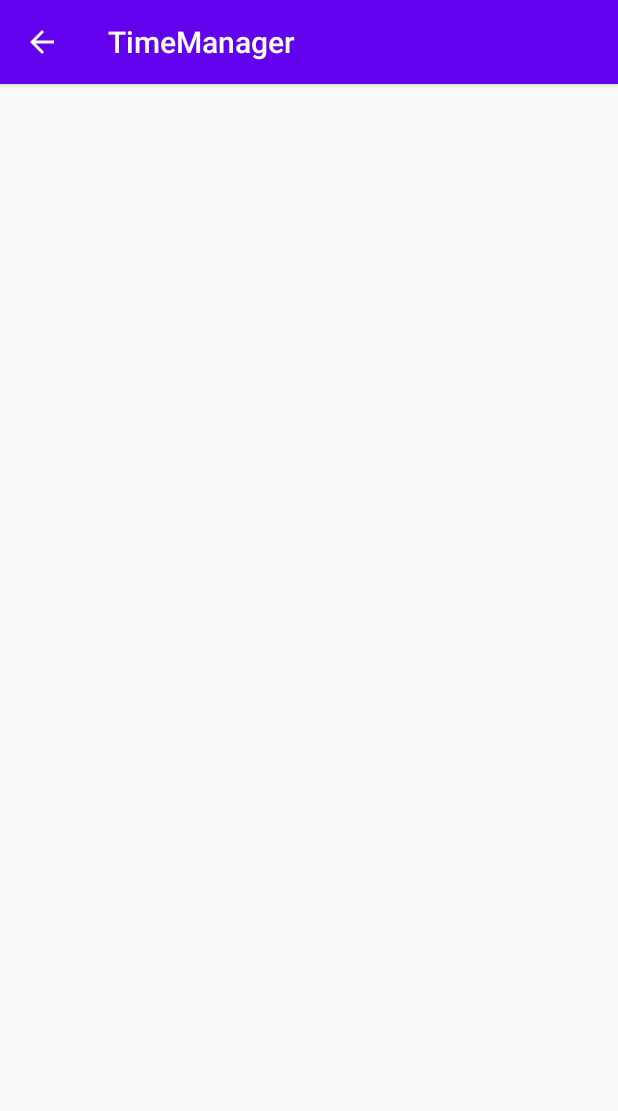
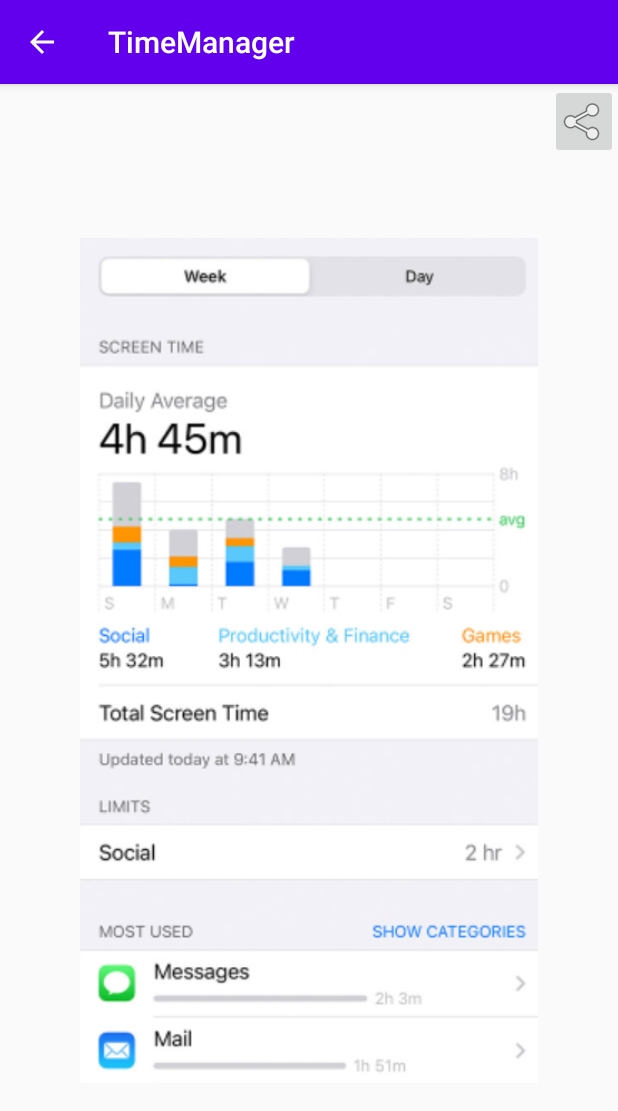
Before and after one commit to TimeMasterLuo/TimeManager, an Android app: the analyze screen opened directly, with no data from a screen before it, on a phone screen of 412 x 824 dp. Shown: the top 1111 px of the screen. Run offline under Robolectric (Android 15) with nearby library versions, the phone set to English and light mode, and no system bars.

Commit message:
UI: a easy prototype base (90%).--xy 2020.10.09

```diff
--- a/app/src/main/AndroidManifest.xml
+++ b/app/src/main/AndroidManifest.xml
@@ -9,7 +9,10 @@
         android:roundIcon="@mipmap/ic_launcher_round"
         android:supportsRtl="true"
         android:theme="@style/AppTheme">
-        <activity android:name=".analyze"
+        <activity android:name=".FriendList"
+            android:parentActivityName=".Home" />
+        <activity
+            android:name=".analyze"
             android:parentActivityName=".Home" />
         <activity
             android:name=".ui.login.Login"
--- a/app/src/main/res/layout/activity_analyze.xml
+++ b/app/src/main/res/layout/activity_analyze.xml
@@ -6,4 +6,22 @@
     android:layout_height="match_parent"
     tools:context=".analyze">
 
+    <ImageView
+        android:id="@+id/imageView3"
+        android:layout_width="312dp"
+        android:layout_height="563dp"
+        app:layout_constraintBottom_toBottomOf="parent"
+        app:layout_constraintEnd_toEndOf="parent"
+        app:layout_constraintStart_toStartOf="parent"
+        app:layout_constraintTop_toTopOf="parent"
+        app:srcCompat="@drawable/timeanalyze" />
+
+    <ImageButton
+        android:id="@+id/imageButton6"
+        android:layout_width="45dp"
+        android:layout_height="50dp"
+        app:layout_constraintEnd_toEndOf="parent"
+        app:layout_constraintTop_toTopOf="parent"
+        app:srcCompat="@android:drawable/ic_menu_share" />
+
 </androidx.constraintlayout.widget.ConstraintLayout>
--- a/app/src/main/res/layout/fragment_setting_authorized.xml
+++ b/app/src/main/res/layout/fragment_setting_authorized.xml
@@ -52,10 +52,10 @@
         app:layout_constraintStart_toStartOf="parent" />
 
     <Button
-        android:id="@+id/button3"
+        android:id="@+id/friend_button"
         android:layout_width="379dp"
         android:layout_height="55dp"
-        android:text="settings1"
+        android:text="好友列表"
         app:layout_constraintEnd_toEndOf="parent"
         app:layout_constraintStart_toStartOf="parent"
         app:layout_constraintTop_toBottomOf="@+id/imageView" />
@@ -67,6 +67,6 @@
         android:text="settings2"
         app:layout_constraintEnd_toEndOf="parent"
         app:layout_constraintStart_toStartOf="parent"
-        app:layout_constraintTop_toBottomOf="@+id/button3" />
+        app:layout_constraintTop_toBottomOf="@+id/friend_button" />
 
 </androidx.constraintlayout.widget.ConstraintLayout>
```
Also changed, not shown: app/src/main/java/com/example/timemanager/FriendList.kt (added, +11 -0 lines), app/src/main/java/com/example/timemanager/ui/settings/AuthorizedFragment.kt (+9 -0 lines), app/src/main/res/layout/activity_friend_list.xml (added, +58 -0 lines), app/src/main/res/drawable/timeanalyze.png (added).
